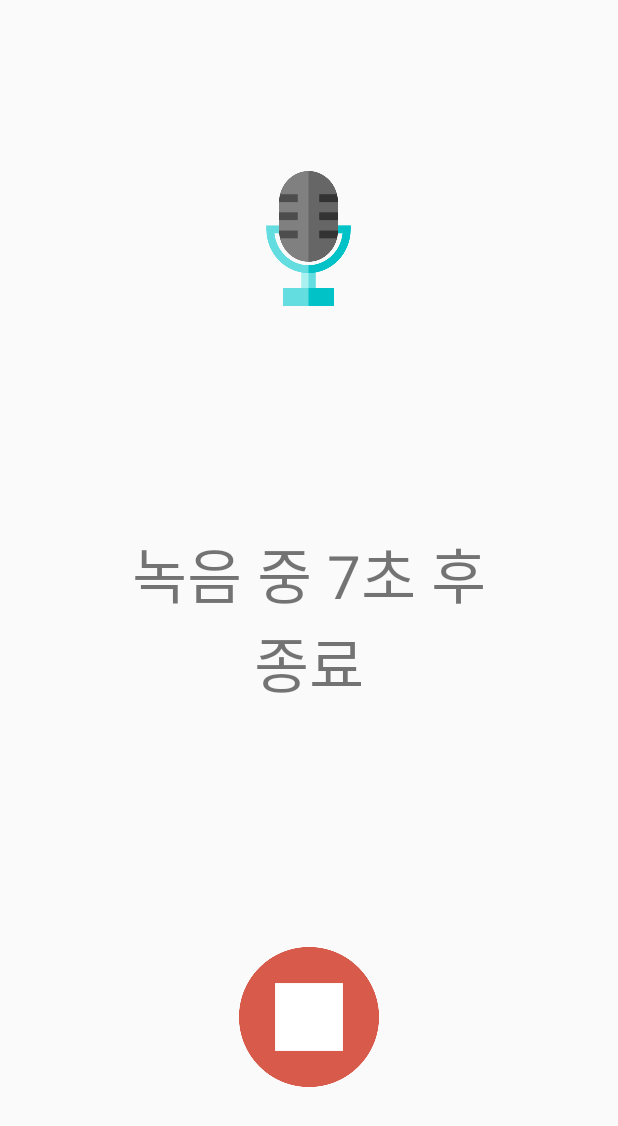
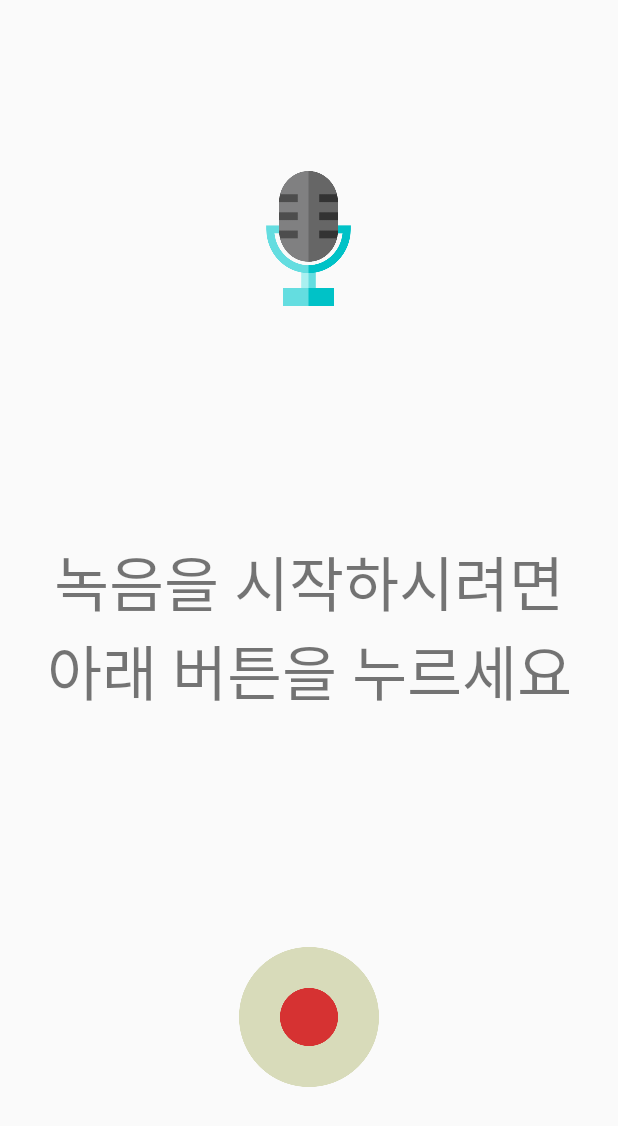
Before and after one commit to yohan5050/Testing, an Android app: the layout activity_record.xml on its own in the app's theme, with its tools: preview values and no code run, on a phone screen of 412 x 824 dp. Shown: the top 1126 px of the screen. Run offline under Robolectric (Android 15) with nearby library versions, the phone set to English and light mode, and no system bars; Roboto replaces fonts that are not available here.

Commit message:
added one more depth before starting recording 홈화면에서 마이크 버튼 누를 시, 바로 녹음시작이 되지 않고 한번 더 눌러야 녹음이 시작되도록 함

```diff
--- a/app/src/main/res/layout/activity_record.xml
+++ b/app/src/main/res/layout/activity_record.xml
@@ -18,25 +18,42 @@
 
     <TextView
         android:id="@+id/text"
-        android:padding="30dp"
-        android:layout_width="300dp"
-        android:layout_height="300dp"
+        android:layout_below="@+id/recordImage"
+        android:layout_above="@+id/linear"
+        android:layout_width="match_parent"
+        android:layout_height="match_parent"
         android:layout_centerHorizontal="true"
+        android:layout_margin="10dp"
         android:gravity="center"
-        android:text="녹음 중 7초 후 종료"
-        android:textSize = "40dp"
-        android:layout_centerVertical="true" />
+        android:text="녹음을 시작하시려면\n아래 버튼을 누르세요"
+        android:textSize = "40dp" />
 
-    <ImageButton
-        android:id="@+id/button"
-        android:gravity="center"
-        android:background="#00000000"
-        android:src="@drawable/stop_btn"
-        android:scaleType="fitXY"
-        android:layout_width="93dp"
-        android:layout_height="93dp"
+    <LinearLayout
+        android:id="@+id/linear"
+        android:layout_width="wrap_content"
+        android:layout_height="wrap_content"
         android:layout_alignParentBottom="true"
         android:layout_centerHorizontal="true"
-        android:layout_marginBottom="99dp" />
+        android:layout_marginBottom="99dp">
 
+        <ImageButton
+            android:id="@+id/rec_start_btn"
+            android:layout_width="93dp"
+            android:layout_height="93dp"
+            android:background="#00000000"
+            android:gravity="center"
+            android:scaleType="fitXY"
+            android:src="@drawable/rec_start_btn" />
+
+        <ImageButton
+            android:id="@+id/stop_btn"
+            android:layout_width="93dp"
+            android:layout_height="93dp"
+            android:background="#00000000"
+            android:gravity="center"
+            android:scaleType="fitXY"
+            android:src="@drawable/stop_btn"
+            android:visibility="gone" />
+
+    </LinearLayout>
 </RelativeLayout>
```
Also changed, not shown: app/src/main/java/com/google/cloud/android/reminderapp/RecordActivity.java (+43 -7 lines), app/src/main/res/drawable/rec_start_btn.png (added).
